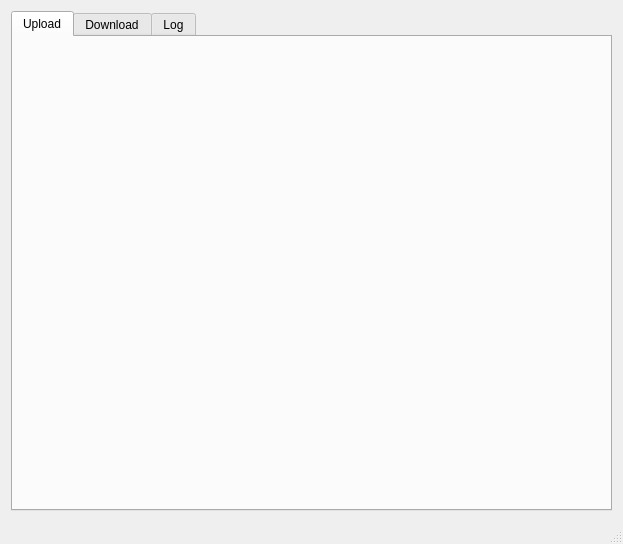
Old version of the form src/client/Uploader/uploaderwindow.ui in the repository aszczepanski/http-server.
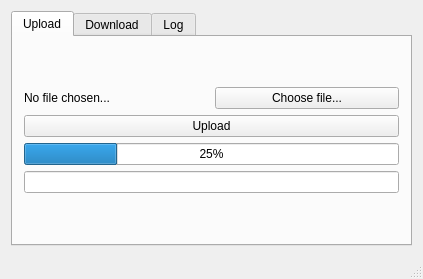
New version of the form.

```diff
--- a/src/client/Uploader/uploaderwindow.ui
+++ b/src/client/Uploader/uploaderwindow.ui
@@ -9,8 +9,8 @@
    <rect>
     <x>0</x>
     <y>0</y>
-    <width>623</width>
-    <height>544</height>
+    <width>423</width>
+    <height>279</height>
    </rect>
   </property>
   <property name="sizePolicy">
@@ -41,6 +41,50 @@
          <attribute name="title">
           <string>Upload</string>
          </attribute>
+         <layout class="QGridLayout" name="gridLayout_3">
+          <item row="0" column="0">
+           <layout class="QGridLayout" name="uploaderLayout">
+            <item row="1" column="0">
+             <widget class="QPushButton" name="uploadButton">
+              <property name="text">
+               <string>Upload</string>
+              </property>
+             </widget>
+            </item>
+            <item row="2" column="0">
+             <widget class="QProgressBar" name="uploadProgressBar">
+              <property name="toolTip">
+               <string/>
+              </property>
+              <property name="value">
+               <number>25</number>
+              </property>
+             </widget>
+            </item>
+            <item row="3" column="0">
+             <widget class="QLineEdit" name="uploadStatusEdit"/>
+            </item>
+            <item row="0" column="0">
+             <layout class="QHBoxLayout" name="filePickerLayout">
+              <item>
+               <widget class="QLabel" name="filePickerLabel">
+                <property name="text">
+                 <string>No file chosen...</string>
+                </property>
+               </widget>
+              </item>
+              <item>
+               <widget class="QPushButton" name="filePickerButton">
+                <property name="text">
+                 <string>Choose file...</string>
+                </property>
+               </widget>
+              </item>
+             </layout>
+            </item>
+           </layout>
+          </item>
+         </layout>
         </widget>
         <widget class="QWidget" name="downloaderTab">
          <attribute name="title">
```
Left out of the diff: 27 changed lines with no effect on the pictures.
